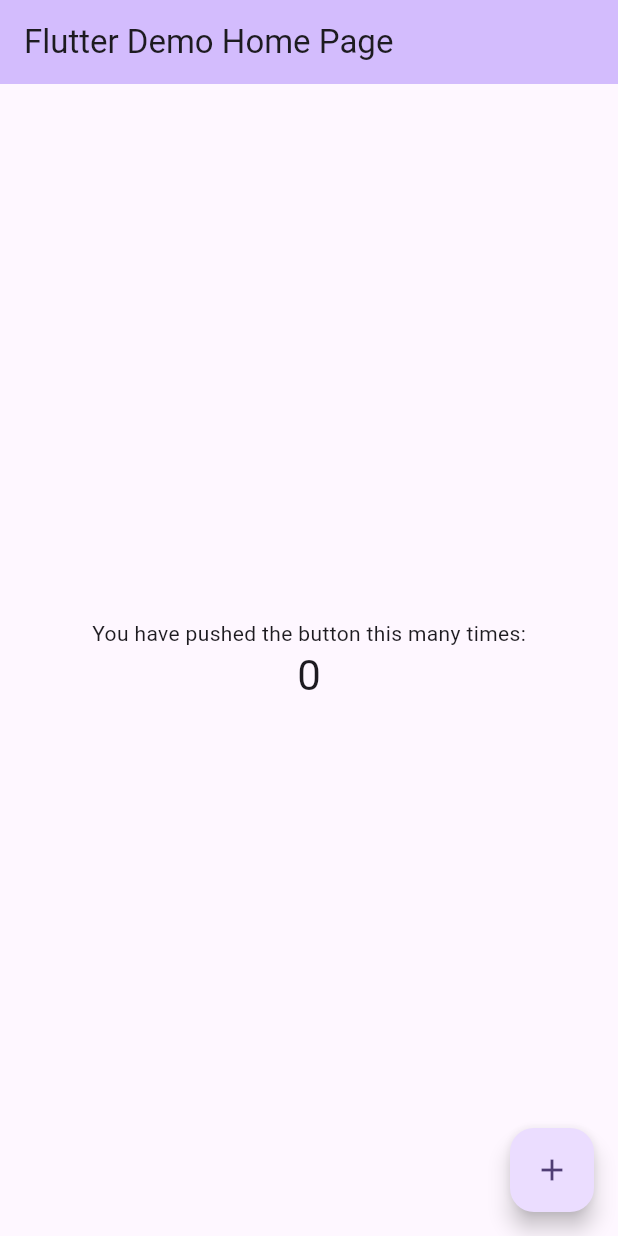
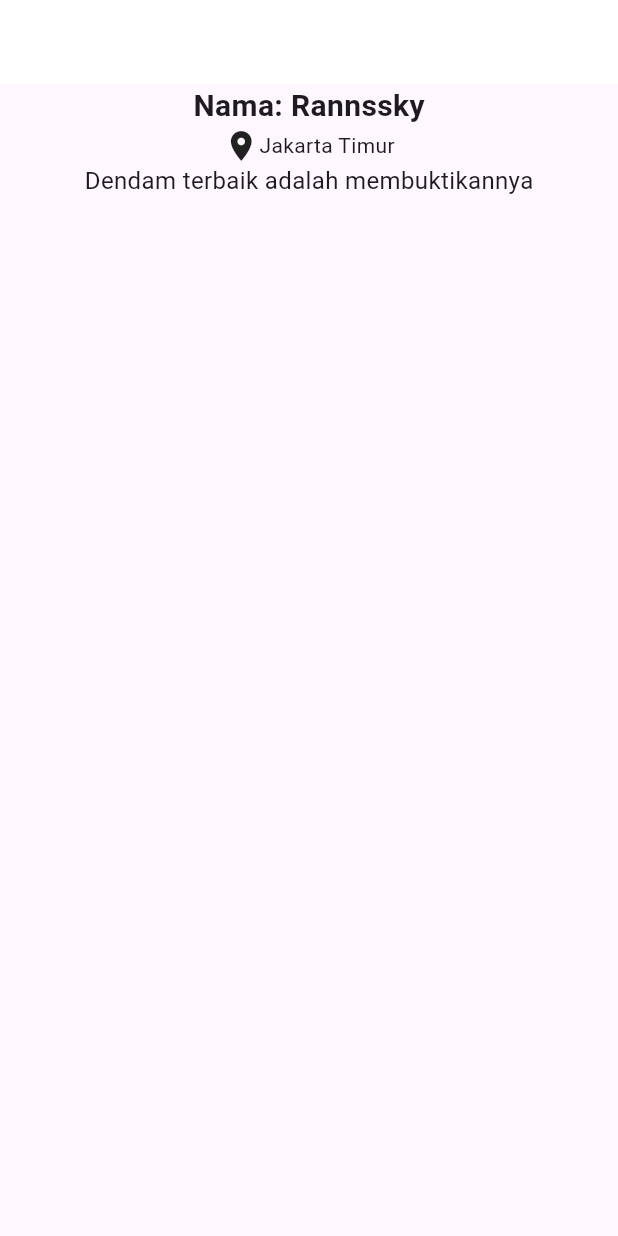
Before and after one commit to Raniaananda14/belajarflutter, a Flutter app: the screen it shows after launch, on a phone screen of 412 x 824 dp. Run offline on Flutter 3.47's test engine with Material 3 defaults, Android fonts, the phone set to English and light mode, and no system bars.

Commit message:
tugas1.flutter

```diff
--- /dev/null
+++ b/lib/day_5/scaffold.dart
@@ -0,0 +1,36 @@
+import 'package:flutter/cupertino.dart';
+import 'package:flutter/material.dart';
+
+class Profile extends StatelessWidget {
+  const Profile({super.key});
+
+  @override
+  Widget build(BuildContext context) {
+    return Scaffold(
+        appBar: AppBar(
+          centerTitle: true,
+          title: Text(
+            "Hallo",
+            style: TextStyle(color: const Color.fromARGB(255, 255, 255, 255),fontWeight: FontWeight.bold),
+          ),
+          backgroundColor: const Color.fromARGB(255, 255, 255, 255),
+        ),
+        body: Column(
+          children: [
+            Text(
+              "Nama: Rannssky",
+              style: TextStyle(fontWeight: FontWeight.bold, fontSize: 20),
+            ),
+            Row(
+              mainAxisAlignment: MainAxisAlignment.center,
+              children: [Icon(Icons.location_on), Text("Jakarta Timur")],
+            ),
+            Text(
+              "Dendam terbaik adalah membuktikannya",
+              style: TextStyle(fontSize: 16),
+            )
+          ],
+        ),
+      );
+  }
+}
--- a/lib/main.dart
+++ b/lib/main.dart
@@ -1,4 +1,5 @@
 import 'package:flutter/material.dart';
+import 'package:flutter_application_1/day_5/scaffold.dart';
 
 void main() {
   runApp(const MyApp());
@@ -30,7 +31,7 @@ class MyApp extends StatelessWidget {
         // tested with just a hot reload.
         colorScheme: .fromSeed(seedColor: Colors.deepPurple),
       ),
-      home: const MyHomePage(title: 'Flutter Demo Home Page'),
+      home: const Profile(),
     );
   }
 }
```
